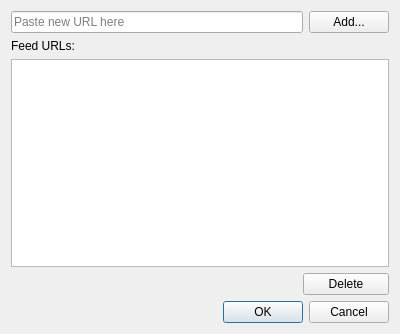
First picture: the form in settingsdlg.ui, repository viranch/mytv, before the edit.
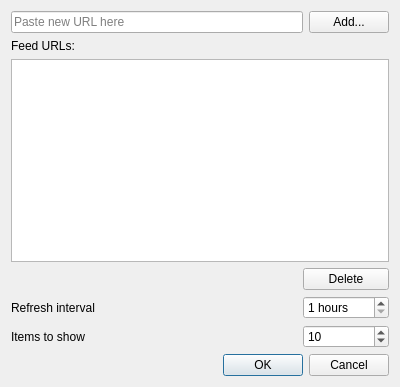
Second picture: the form after the edit.

Commit message: Implement refresh interval and item count configurations

The edit to the form file:
```diff
--- a/settingsdlg.ui
+++ b/settingsdlg.ui
@@ -7,13 +7,37 @@
     <x>0</x>
     <y>0</y>
     <width>400</width>
-    <height>334</height>
+    <height>387</height>
    </rect>
   </property>
   <property name="windowTitle">
    <string>Dialog</string>
   </property>
   <layout class="QGridLayout" name="gridLayout">
+   <item row="0" column="0" colspan="2">
+    <widget class="QLineEdit" name="newFeed">
+     <property name="placeholderText">
+      <string>Paste new URL here</string>
+     </property>
+    </widget>
+   </item>
+   <item row="2" column="0" colspan="3">
+    <widget class="QListWidget" name="feedsList">
+     <property name="selectionMode">
+      <enum>QAbstractItemView::ExtendedSelection</enum>
+     </property>
+    </widget>
+   </item>
+   <item row="6" column="0" colspan="3">
+    <widget class="QDialogButtonBox" name="buttonBox">
+     <property name="orientation">
+      <enum>Qt::Horizontal</enum>
+     </property>
+     <property name="standardButtons">
+      <set>QDialogButtonBox::Cancel|QDialogButtonBox::Ok</set>
+     </property>
+    </widget>
+   </item>
    <item row="0" column="2">
     <widget class="QPushButton" name="addButton">
      <property name="text">
@@ -21,13 +45,6 @@
      </property>
     </widget>
    </item>
-   <item row="3" column="1" colspan="2">
-    <widget class="QPushButton" name="deleteButton">
-     <property name="text">
-      <string>Delete</string>
-     </property>
-    </widget>
-   </item>
    <item row="3" column="0">
     <spacer name="horizontalSpacer">
      <property name="orientation">
@@ -41,10 +58,30 @@
      </property>
     </spacer>
    </item>
-   <item row="2" column="0" colspan="3">
-    <widget class="QListWidget" name="feedsList">
-     <property name="selectionMode">
-      <enum>QAbstractItemView::ExtendedSelection</enum>
+   <item row="4" column="0">
+    <widget class="QLabel" name="label_2">
+     <property name="text">
+      <string>Refresh interval</string>
+     </property>
+    </widget>
+   </item>
+   <item row="4" column="1" colspan="2">
+    <widget class="QSpinBox" name="interval">
+     <property name="suffix">
+      <string> hours</string>
+     </property>
+     <property name="minimum">
+      <number>1</number>
+     </property>
+     <property name="maximum">
+      <number>24</number>
+     </property>
+    </widget>
+   </item>
+   <item row="3" column="1" colspan="2">
+    <widget class="QPushButton" name="deleteButton">
+     <property name="text">
+      <string>Delete</string>
      </property>
     </widget>
    </item>
@@ -55,20 +92,20 @@
      </property>
     </widget>
    </item>
-   <item row="0" column="0" colspan="2">
-    <widget class="QLineEdit" name="newFeed">
-     <property name="placeholderText">
-      <string>Paste new URL here</string>
+   <item row="5" column="1" colspan="2">
+    <widget class="QSpinBox" name="itemCount">
+     <property name="minimum">
+      <number>1</number>
+     </property>
+     <property name="value">
+      <number>10</number>
      </property>
     </widget>
    </item>
-   <item row="4" column="0" colspan="3">
-    <widget class="QDialogButtonBox" name="buttonBox">
-     <property name="orientation">
-      <enum>Qt::Horizontal</enum>
-     </property>
-     <property name="standardButtons">
-      <set>QDialogButtonBox::Cancel|QDialogButtonBox::Ok</set>
+   <item row="5" column="0">
+    <widget class="QLabel" name="label_3">
+     <property name="text">
+      <string>Items to show</string>
      </property>
     </widget>
    </item>
```
The commit also changes 3 other files.
